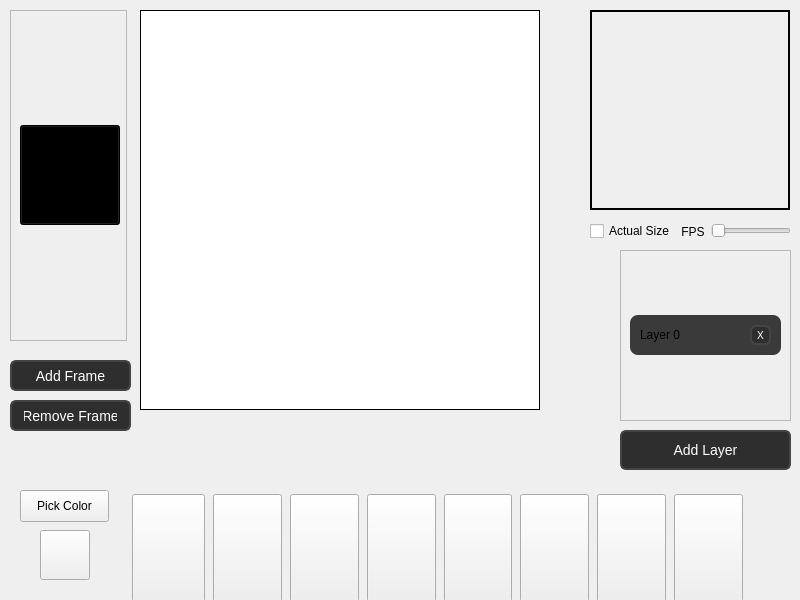
Above: mainwindow.ui from ElijahTolton/SpriteSmith before the change. Below: the same form after it.
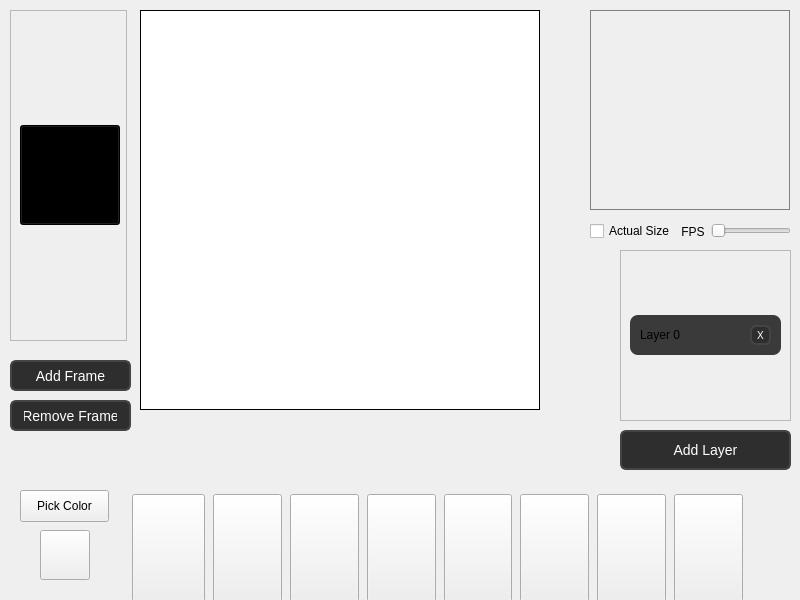
That is the form after the change. Custom widgets are drawn as their Qt base class.

What changed in the file:
```diff
--- a/mainwindow.ui
+++ b/mainwindow.ui
@@ -630,7 +630,7 @@
      </sizepolicy>
     </property>
     <property name="styleSheet">
-     <string notr="true">border: 2px solid black;</string>
+     <string notr="true">border: 1px solid grey;</string>
     </property>
     <property name="text">
      <string/>
```
